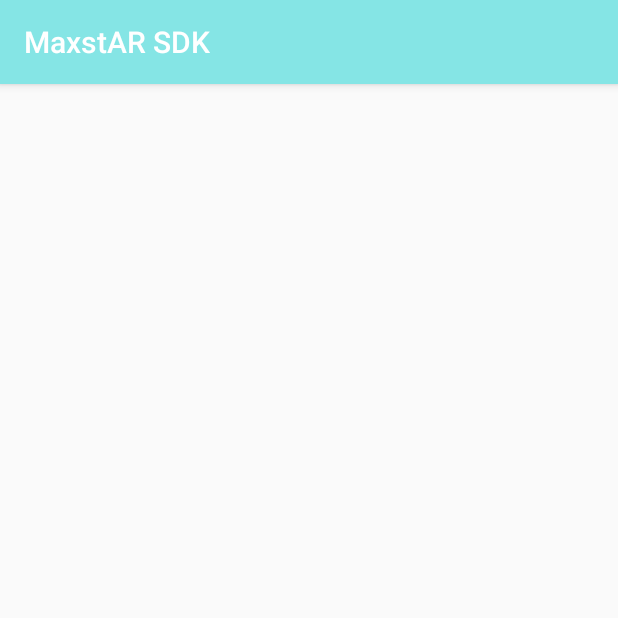
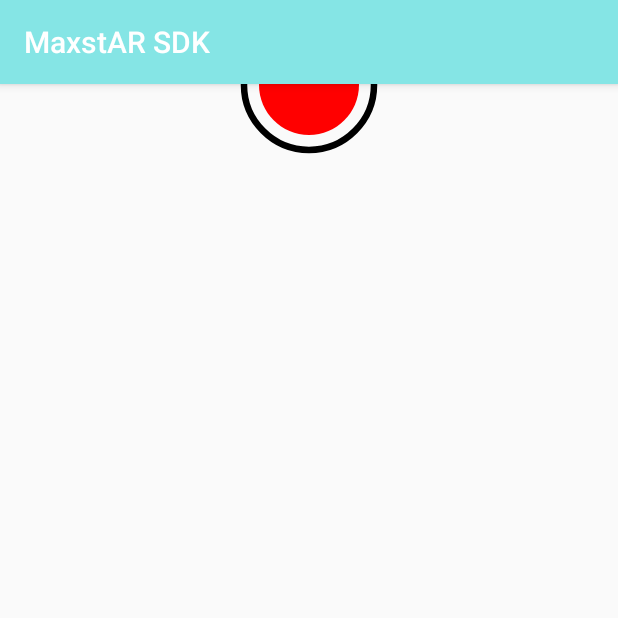
Before and after one commit to armaxst/MaxstARSDK_Android_Sample, an Android app: the ScreenRecorderActivity screen opened directly, with no data from a screen before it, on a phone screen of 412 x 824 dp, the top half of it. Run offline under Robolectric (Android 15) with nearby library versions, the phone set to English and light mode, and no system bars.

Commit message:
added screen recorder

```diff
--- a/Samples/MaxstARSample/build.gradle
+++ b/Samples/MaxstARSample/build.gradle
@@ -1,10 +1,14 @@
 apply plugin: 'com.android.application'
+apply plugin: 'kotlin-android'
+apply plugin: 'kotlin-android-extensions'
 
 def MAXSTAR_SDK_DIR = '../../Build'
 
 android {
     compileSdkVersion 27
     defaultConfig {
+        vectorDrawables.useSupportLibrary = true
+
         applicationId "com.maxst.ar.sample"
         minSdkVersion 15
         targetSdkVersion 27
@@ -55,4 +59,6 @@ dependencies {
     testCompile 'junit:junit:4.12'
     compile files("$MAXSTAR_SDK_DIR/VideoPlayer.jar")
     compile files("$MAXSTAR_SDK_DIR/MaxstAR.jar")
+    implementation 'com.maxst:screenrecorder:1.0.0@aar'
+    implementation "org.jetbrains.kotlin:kotlin-stdlib-jre7:$kotlin_version"
 }
--- a/Samples/MaxstARSample/src/main/AndroidManifest.xml
+++ b/Samples/MaxstARSample/src/main/AndroidManifest.xml
@@ -1,10 +1,14 @@
 <?xml version="1.0" encoding="utf-8"?>
 <manifest xmlns:android="http://schemas.android.com/apk/res/android"
+    xmlns:tools="http://schemas.android.com/tools"
     package="com.maxst.ar.sample">
 
     <uses-permission android:name="android.permission.CAMERA" />
     <uses-permission android:name="android.permission.WRITE_EXTERNAL_STORAGE" />
     <uses-permission android:name="android.permission.INTERNET" />
+    <uses-permission android:name="android.permission.RECORD_AUDIO" />
+
+    <uses-sdk tools:overrideLibrary="com.maxst.screenrecorder" />
 
     <application
         android:name=".App"
--- /dev/null
+++ b/Samples/MaxstARSample/src/main/res/drawable/record_to_stop.xml
@@ -0,0 +1,22 @@
+<?xml version="1.0" encoding="utf-8"?>
+<animated-vector xmlns:android="http://schemas.android.com/apk/res/android"
+    xmlns:aapt="http://schemas.android.com/aapt"
+    xmlns:tools="http://schemas.android.com/tools"
+    android:drawable="@drawable/vector_record"
+    tools:targetApi="lollipop">
+
+    <target android:name="circle">
+        <aapt:attr name="android:animation">
+            <set
+                android:fillAfter="true"
+                android:ordering="together">
+                <objectAnimator
+                    android:interpolator="@android:anim/linear_interpolator"
+                    android:propertyName="pathData"
+                    android:valueFrom="@string/path_circle"
+                    android:valueTo="@string/path_rounded_rectangle"
+                    android:valueType="pathType" />
+            </set>
+        </aapt:attr>
+    </target>
+</animated-vector>
--- /dev/null
+++ b/Samples/MaxstARSample/src/main/res/drawable/stop_to_record.xml
@@ -0,0 +1,22 @@
+<?xml version="1.0" encoding="utf-8"?>
+<animated-vector xmlns:android="http://schemas.android.com/apk/res/android"
+    xmlns:aapt="http://schemas.android.com/aapt"
+    xmlns:tools="http://schemas.android.com/tools"
+    android:drawable="@drawable/vector_stop"
+    tools:targetApi="lollipop">
+
+    <target android:name="rectangle">
+        <aapt:attr name="android:animation">
+            <set
+                android:fillAfter="true"
+                android:ordering="together">
+                <objectAnimator
+                    android:interpolator="@android:anim/linear_interpolator"
+                    android:propertyName="pathData"
+                    android:valueFrom="@string/path_rounded_rectangle"
+                    android:valueTo="@string/path_circle"
+                    android:valueType="pathType" />
+            </set>
+        </aapt:attr>
+    </target>
+</animated-vector>
--- /dev/null
+++ b/Samples/MaxstARSample/src/main/res/drawable/vector_record.xml
@@ -0,0 +1,28 @@
+<?xml version="1.0" encoding="utf-8"?>
+<vector xmlns:android="http://schemas.android.com/apk/res/android"
+    xmlns:tools="http://schemas.android.com/tools"
+    android:width="35dp"
+    android:height="35dp"
+    android:viewportHeight="12"
+    android:viewportWidth="12">
+    <group
+        android:pivotX="6"
+        android:pivotY="6">
+        <path
+            android:name="circle"
+            android:fillColor="@color/red"
+            android:pathData="@string/path_circle" />
+    </group>
+
+    <group
+        android:pivotX="6"
+        android:pivotY="6"
+        android:scaleX="1.3"
+        android:scaleY="1.3">
+        <path
+            android:name="outer"
+            android:pathData="@string/path_circle"
+            android:strokeColor="@android:color/black"
+            android:strokeWidth="0.4" />
+    </group>
+</vector>
--- /dev/null
+++ b/Samples/MaxstARSample/src/main/res/drawable/vector_stop.xml
@@ -0,0 +1,28 @@
+<?xml version="1.0" encoding="utf-8"?>
+<vector xmlns:android="http://schemas.android.com/apk/res/android"
+    xmlns:tools="http://schemas.android.com/tools"
+    android:width="35dp"
+    android:height="35dp"
+    android:viewportHeight="12"
+    android:viewportWidth="12">
+    <group
+        android:pivotX="6"
+        android:pivotY="6">
+        <path
+            android:name="rectangle"
+            android:fillColor="@color/red"
+            android:pathData="@string/path_rounded_rectangle" />
+    </group>
+
+    <group
+        android:pivotX="6"
+        android:pivotY="6"
+        android:scaleX="1.3"
+        android:scaleY="1.3">
+        <path
+            android:name="outer"
+            android:pathData="@string/path_circle"
+            android:strokeColor="@android:color/black"
+            android:strokeWidth="0.4" />
+    </group>
+</vector>
--- a/Samples/MaxstARSample/src/main/res/layout/activity_screen_recorder.xml
+++ b/Samples/MaxstARSample/src/main/res/layout/activity_screen_recorder.xml
@@ -6,4 +6,15 @@
     android:layout_height="match_parent"
     tools:context="com.maxst.ar.sample.ScreenRecorder.ScreenRecorderActivity">
 
+
+    <ImageView
+        android:id="@+id/record"
+        android:layout_width="100dp"
+        android:layout_height="100dp"
+        android:src="@drawable/record_to_stop"
+        app:layout_constraintBottom_toTopOf="parent"
+        app:layout_constraintLeft_toLeftOf="parent"
+        app:layout_constraintRight_toRightOf="parent"
+        app:layout_constraintTop_toTopOf="parent" />
+
 </android.support.constraint.ConstraintLayout>
--- a/Samples/MaxstARSample/src/main/res/values/colors.xml
+++ b/Samples/MaxstARSample/src/main/res/values/colors.xml
@@ -1,7 +1,9 @@
 <?xml version="1.0" encoding="utf-8"?>
 <resources>
-	<color name="colorPrimary">#85E5E5</color>
-	<color name="colorPrimaryDark">#52CDCD</color>
-	<color name="colorAccent">#FF4081</color>
-	<color name="gray">#d3d3d3</color>
+    <color name="colorPrimary">#85E5E5</color>
+    <color name="colorPrimaryDark">#52CDCD</color>
+    <color name="colorAccent">#FF4081</color>
+    <color name="gray">#d3d3d3</color>
+    <color name="red">#FF0000</color>
+    <color name="black">#000000</color>
 </resources>
--- /dev/null
+++ b/Samples/MaxstARSample/src/main/res/values/paths.xml
@@ -0,0 +1,9 @@
+<?xml version="1.0" encoding="utf-8"?>
+<resources>
+    <string name="path_circle">M 2,6
+        C 2,3.8 3.8,2 6,2
+        C 8.2,2 10,3.8 10,6
+        C 10,8.2 8.2,10 6,10
+        C 3.8,10 2,8.2 2,6</string>
+    <string name="path_rounded_rectangle">M 3,6 C 3,3 3,3 6,3 C 9,3 9,3 9,7 C 9,9 9,9 7,9 C 3,9 3,9 3,7</string>
+</resources>
--- a/Samples/MaxstARSample/src/main/res/values/strings.xml
+++ b/Samples/MaxstARSample/src/main/res/values/strings.xml
@@ -45,6 +45,7 @@
     <string name="resize_camera_view">Resize camera view</string>
     <string name="setting">Setting</string>
     <string name="screen_recorder">Screen Recorder</string>
+    <string name="record">record</string>
 
 
 </resources>
--- a/Samples/build.gradle
+++ b/Samples/build.gradle
@@ -1,12 +1,14 @@
 // Top-level build file where you can add configuration options common to all sub-projects/modules.
 
 buildscript {
+	ext.kotlin_version = '1.2.30'
 	repositories {
 		jcenter()
         google()
     }
 	dependencies {
 		classpath 'com.android.tools.build:gradle:3.0.1'
+		classpath "org.jetbrains.kotlin:kotlin-gradle-plugin:$kotlin_version"
 
 		// NOTE: Do not place your application dependencies here; they belong
 		// in the individual module build.gradle files
@@ -17,6 +19,9 @@ allprojects {
 	repositories {
 		jcenter()
         google()
+		maven {
+			url  "http://dl.bintray.com/charlezz/maven/"
+		}
     }
 }
 
```
Also changed, not shown: Samples/MaxstARSample/src/main/java/com/maxst/ar/sample/PermissionCheckActivity.java (+4 -3 lines), Samples/MaxstARSample/src/main/java/com/maxst/ar/sample/ScreenRecorder/ScreenRecorderActivity.java (+64 -0 lines).
